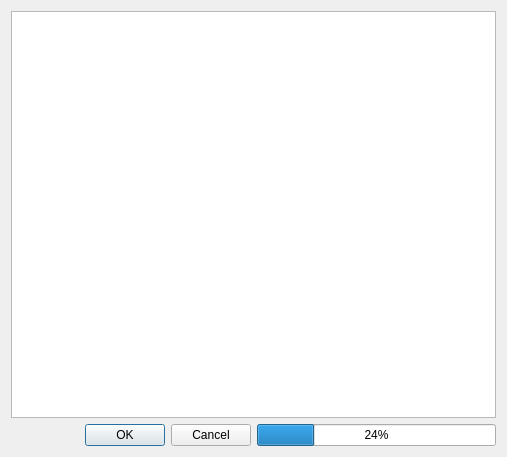
Above: recordingsform.ui from maor1993/TempoGUI before the change. Below: the same form after it.
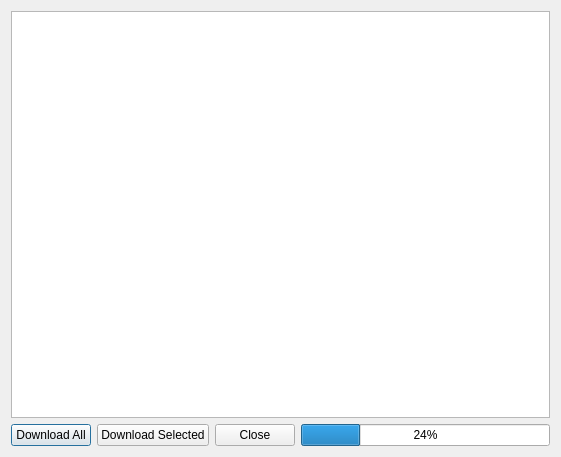
That is the form after the change.

Commit message: download of recordings now supported.

```diff
--- a/recordingsform.ui
+++ b/recordingsform.ui
@@ -6,7 +6,7 @@
    <rect>
     <x>0</x>
     <y>0</y>
-    <width>507</width>
+    <width>561</width>
     <height>457</height>
    </rect>
   </property>
@@ -20,12 +20,23 @@
    <item>
     <layout class="QHBoxLayout" name="horizontalLayout">
      <item>
-      <widget class="QDialogButtonBox" name="buttonBox">
-       <property name="orientation">
-        <enum>Qt::Horizontal</enum>
+      <widget class="QPushButton" name="DownAllButton">
+       <property name="text">
+        <string>Download All</string>
        </property>
-       <property name="standardButtons">
-        <set>QDialogButtonBox::Cancel|QDialogButtonBox::Ok</set>
+      </widget>
+     </item>
+     <item>
+      <widget class="QPushButton" name="DownSelButton">
+       <property name="text">
+        <string>Download Selected</string>
+       </property>
+      </widget>
+     </item>
+     <item>
+      <widget class="QPushButton" name="CloseButton">
+       <property name="text">
+        <string>Close</string>
        </property>
       </widget>
      </item>
```
Left out of the diff: 35 changed lines with no effect on the pictures. The commit also changes 8 other files.
